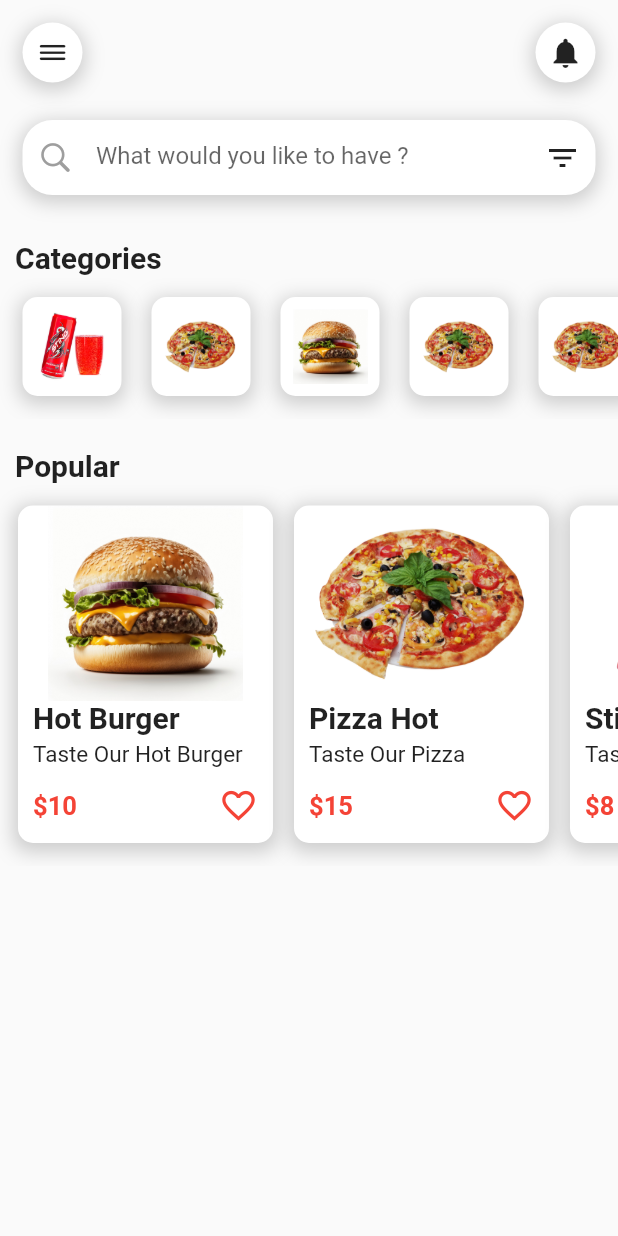
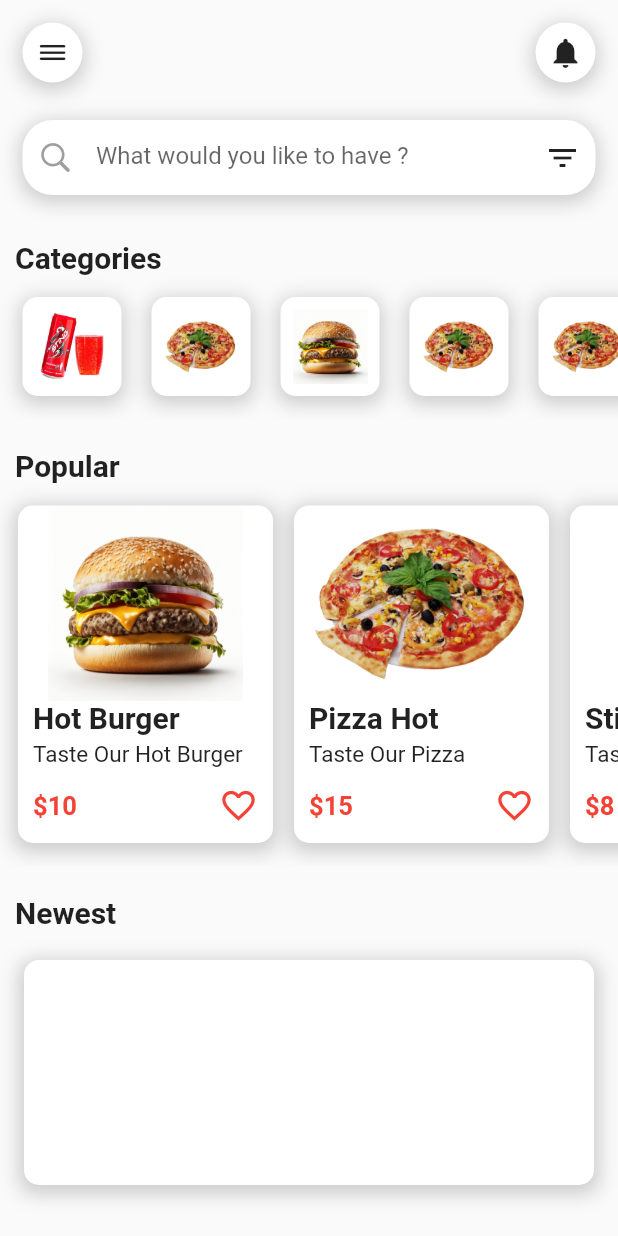
Before and after one commit to Abouzahid/Food-Order-UI-v01, a Flutter app: the screen it shows after launch, on a phone screen of 412 x 824 dp. Run offline on Flutter 3.47's test engine with Material 2 defaults, Android fonts, the phone set to English and light mode, and no system bars.

Commit message:
create Newest Item

```diff
--- a/lib/Pages/HomePage.dart
+++ b/lib/Pages/HomePage.dart
@@ -1,5 +1,6 @@
 import 'package:flutter/cupertino.dart';
 import 'package:flutter/material.dart';
+import 'package:food_order_v1/Widgets/NewestItemsWidget.dart';
 import 'package:food_order_v1/Widgets/PopularItemsWidget.dart';
 
 import '../Widgets/AppBarWidget.dart';
@@ -68,6 +69,7 @@ class HomePage extends StatelessWidget{
               ),
             ),
           ),
+
          // category
           Padding(padding: EdgeInsets.only(top: 20,left: 10),
             child: Text(
@@ -96,6 +98,21 @@ class HomePage extends StatelessWidget{
           //Popular Items Widget
           PopularItemsWidget(),
 
+          //Newest Items
+          Padding(padding: EdgeInsets.only(top: 20,left: 10),
+            child: Text(
+              "Newest",
+              style: TextStyle(
+                fontWeight: FontWeight.bold,
+                fontSize: 20,
+
+              ),),
+          ),
+
+          //Newest items widget
+          NewestItemsWidget(),
+
+
         ],
       ),
     );
--- /dev/null
+++ b/lib/Widgets/NewestItemsWidget.dart
@@ -0,0 +1,34 @@
+import 'package:flutter/cupertino.dart';
+import 'package:flutter/material.dart';
+
+class NewestItemsWidget extends StatelessWidget {
+
+  @override
+  Widget build(BuildContext context) {
+    return SingleChildScrollView(
+      child: Padding(padding: EdgeInsets.symmetric(vertical: 10,horizontal: 10),
+      child: Column(children: [
+        Padding(
+            padding: EdgeInsets.symmetric(
+                vertical: 10),
+            child: Container(
+              width: 380,
+              height:150,
+              decoration: BoxDecoration(
+                color: Colors.white,
+                borderRadius: BorderRadius.circular(10),
+                boxShadow: [
+                  BoxShadow(
+                    color: Colors.grey.withOpacity(0.5),
+                    spreadRadius: 3,
+                    blurRadius: 10,
+                    offset: Offset(0,3),
+                  ),
+                ]),
+            ),
+        )
+      ],),
+      ),
+    );
+  }
+}
--- a/lib/Widgets/PopularItemsWidget.dart
+++ b/lib/Widgets/PopularItemsWidget.dart
@@ -159,9 +159,10 @@ class PopularItemsWidget extends StatelessWidget {
                   children: [
                     Container(
                       alignment: Alignment.center,
+                      padding: EdgeInsets.all(5),
                       child: Image.asset(
                         "assets/images/sting.png",
-                        height: 130,
+                        height: 120,
                       ),
                     ),
                     Text("Sting Drink",style: TextStyle(
--- a/lib/main.dart
+++ b/lib/main.dart
@@ -16,7 +16,7 @@ class MyApp extends StatelessWidget {
       debugShowCheckedModeBanner: false,
       theme: ThemeData(),
       routes: {
-        "/": (context) => HomePage(), // Fixed syntax here
+        "/": (context) => HomePage(),
       },
     );
   }
```
